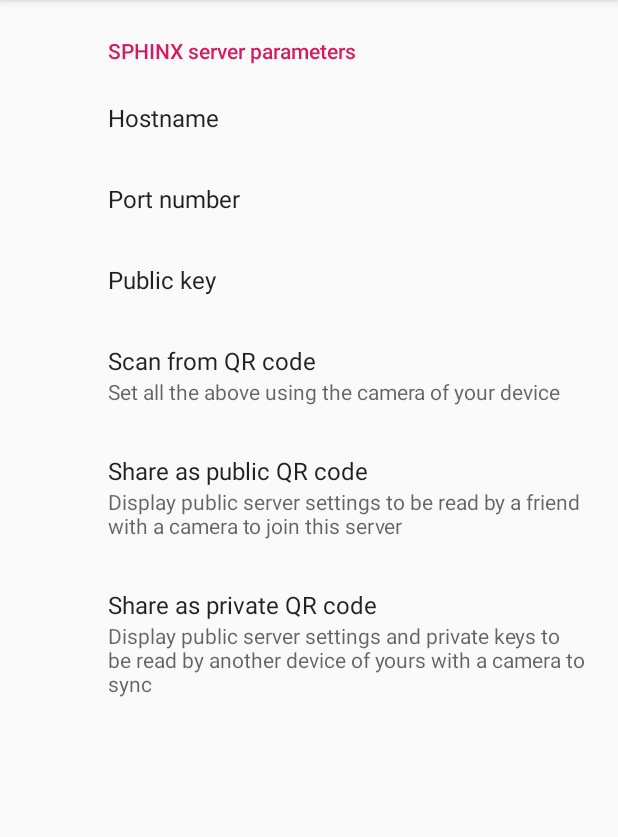
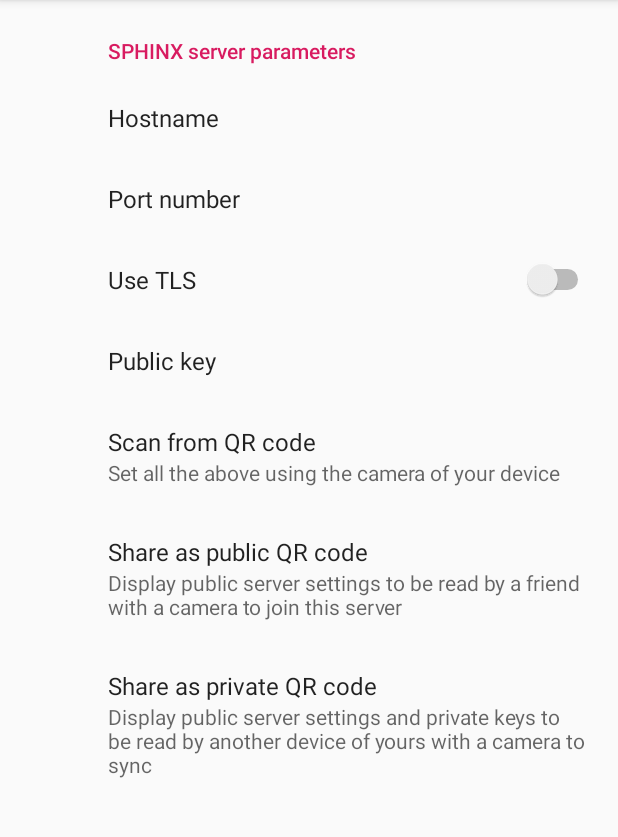
Before and after one commit to dnet/androsphinx, an Android app: the SettingsFragment screen opened directly, with no data from a screen before it, on a phone screen of 412 x 824 dp, the part 84-921 px from its top. Run offline under Robolectric (Android 15) with nearby library versions, the phone set to English and light mode, and no system bars; our stand-ins replace androidx.preference; libraries missing offline, so code that uses them is left out: org.libsodium.jni; 1 statement that could not run was skipped.

Commit message:
added TLS support

```diff
--- a/app/src/main/java/org/hsbp/androsphinx/AndroidStorage.kt
+++ b/app/src/main/java/org/hsbp/androsphinx/AndroidStorage.kt
@@ -15,6 +15,7 @@
 const val SHARED_PREFERENCES_KEY_HOST = "host"
 const val SHARED_PREFERENCES_KEY_PORT = "port"
 const val SHARED_PREFERENCES_KEY_SERVER_PK = "server_pk"
+const val SHARED_PREFERENCES_KEY_USE_TLS = "use_tls"
 
 const val DB_VERSION: Int = 1
 const val USERS_TABLE: String = "users"
@@ -52,6 +53,9 @@
 
     override val port: Int
         get() = sharedPreferences.getInt(SHARED_PREFERENCES_KEY_PORT, 0)
+
+    override val useTls: Boolean
+        get() = sharedPreferences.getBoolean(SHARED_PREFERENCES_KEY_USE_TLS, true)
 
     override val serverPublicKey: Ed25519PublicKey
         get() = Ed25519PublicKey.fromBase64(sharedPreferences.getString(SHARED_PREFERENCES_KEY_SERVER_PK, "")!!)
--- a/app/src/main/java/org/hsbp/androsphinx/Protocol.kt
+++ b/app/src/main/java/org/hsbp/androsphinx/Protocol.kt
@@ -4,6 +4,7 @@
 import java.net.Socket
 import java.nio.ByteBuffer
 import java.nio.ByteOrder
+import javax.net.ssl.SSLSocketFactory
 
 const val SIZE_MASK: Int = 0x7F
 const val RULE_SHIFT: Int = 7
@@ -46,6 +47,7 @@
         val host: String
         val port: Int
         val serverPublicKey: Ed25519PublicKey
+        val useTls: Boolean
         fun getUsers(hostId: ByteArray): List<String>
         fun cacheUser(hostId: ByteArray, username: String)
         fun deleteUser(hostId: ByteArray, username: String)
@@ -137,7 +139,8 @@
 private fun communicateWithServer(message: ByteArray, cs: Protocol.CredentialStore): ByteArray {
     val signed = cs.key.sign(message)
     val sealed = cs.serverPublicKey.asCurve25519PublicKey.seal(signed)
-    val data = Socket(cs.host, cs.port).use { s ->
+    val socket: Socket = if (cs.useTls) SSLSocketFactory.getDefault().createSocket(cs.host, cs.port) else Socket(cs.host, cs.port)
+    val data = socket.use { s ->
         s.getOutputStream().write(sealed)
         s.getInputStream().readBytes()
     }
--- a/app/src/main/res/values/strings.xml
+++ b/app/src/main/res/values/strings.xml
@@ -7,6 +7,7 @@
     <string name="preference_category_server">SPHINX server parameters</string>
     <string name="preference_host">Hostname</string>
     <string name="preference_port">Port number</string>
+    <string name="preference_use_tls">Use TLS</string>
     <string name="preference_server_pk">Public key</string>
     <string name="settings">Settings</string>
     <string name="share_qr_public_title">Share as public QR code</string>
--- a/app/src/main/res/xml/preferences.xml
+++ b/app/src/main/res/xml/preferences.xml
@@ -17,6 +17,9 @@
             android:maxLength="5"
             android:singleLine="true"
             android:title="@string/preference_port" />
+        <SwitchPreference
+            android:key="use_tls"
+            android:title="@string/preference_use_tls" />
         <EditTextPreference
             android:key="server_pk"
             android:selectAllOnFocus="true"
```
Also changed, not shown: 1 other file.
